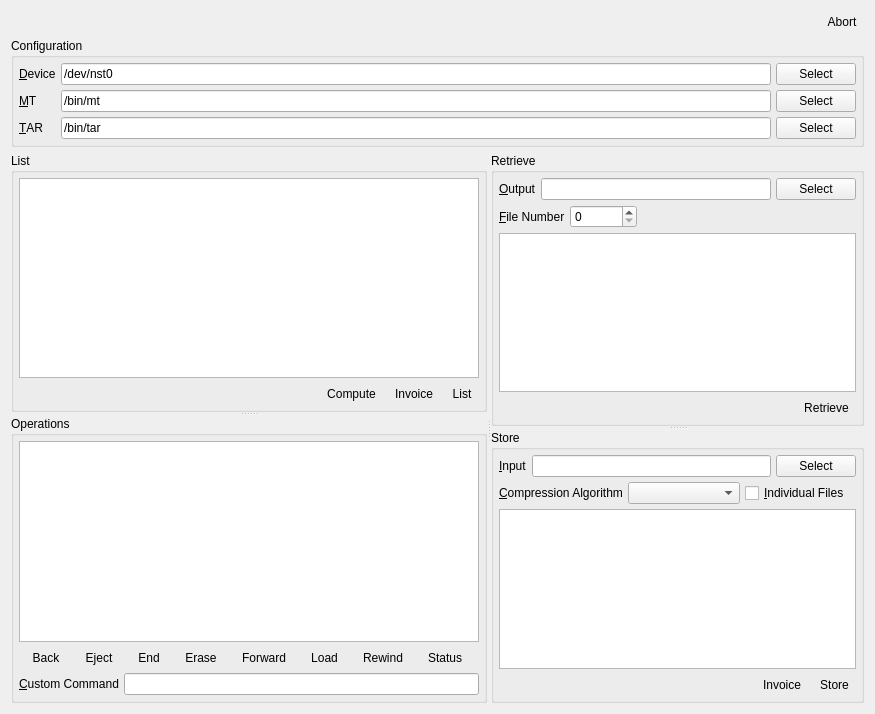
textbrowser/spinware, file UI/spinware_page.ui: the form before one commit.
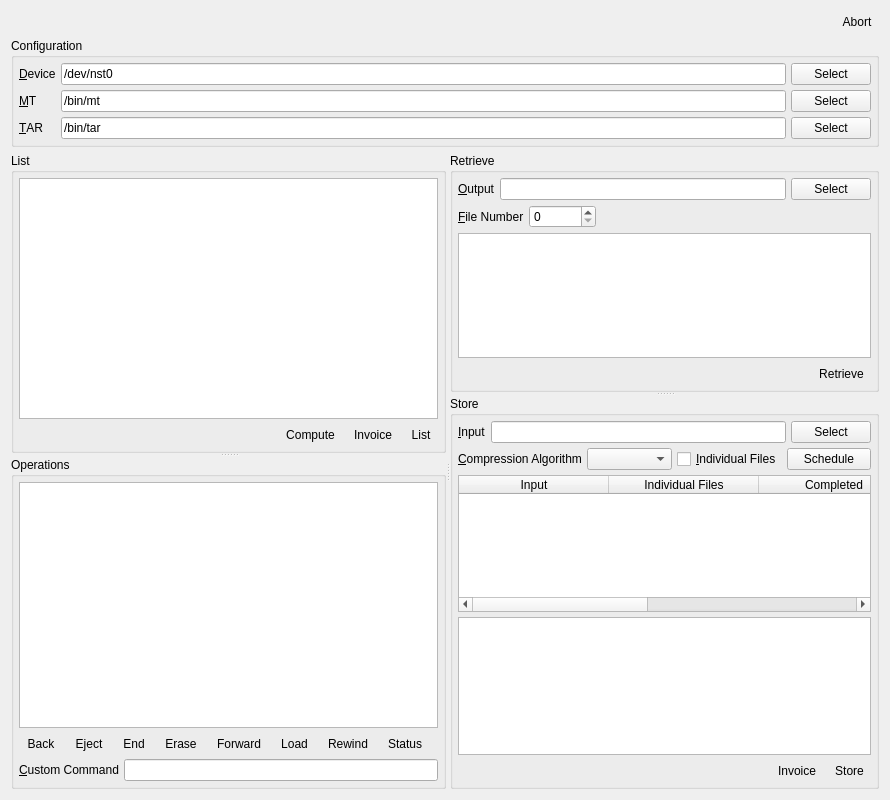
The form after the commit. Icons and pictures are not drawn.

Diff of the .ui file:
```diff
--- a/UI/spinware_page.ui
+++ b/UI/spinware_page.ui
@@ -6,8 +6,8 @@
    <rect>
     <x>0</x>
     <y>0</y>
-    <width>875</width>
-    <height>714</height>
+    <width>890</width>
+    <height>800</height>
    </rect>
   </property>
   <property name="windowTitle">
@@ -744,8 +744,64 @@
             </property>
            </widget>
           </item>
+          <item>
+           <widget class="QPushButton" name="schedule">
+            <property name="text">
+             <string>Schedule</string>
+            </property>
+           </widget>
+          </item>
          </layout>
         </item>
+        <item>
+         <widget class="QTableWidget" name="table">
+          <property name="selectionMode">
+           <enum>QAbstractItemView::SingleSelection</enum>
+          </property>
+          <property name="selectionBehavior">
+           <enum>QAbstractItemView::SelectRows</enum>
+          </property>
+          <property name="horizontalScrollMode">
+           <enum>QAbstractItemView::ScrollPerPixel</enum>
+          </property>
+          <attribute name="horizontalHeaderDefaultSectionSize">
+           <number>150</number>
+          </attribute>
+          <attribute name="horizontalHeaderStretchLastSection">
+           <bool>true</bool>
+          </attribute>
+          <column>
+           <property name="text">
+            <string>Input</string>
+           </property>
+          </column>
+          <column>
+           <property name="text">
+            <string>Individual Files</string>
+           </property>
+          </column>
+          <column>
+           <property name="text">
+            <string>Completed</string>
+           </property>
+          </column>
+          <column>
+           <property name="text">
+            <string>Device</string>
+           </property>
+          </column>
+          <column>
+           <property name="text">
+            <string>MT</string>
+           </property>
+          </column>
+          <column>
+           <property name="text">
+            <string>TAR</string>
+           </property>
+          </column>
+         </widget>
+        </item>
         <item>
          <widget class="QTextBrowser" name="store">
           <property name="font">
```
Left out of the diff: 37 changed lines with no effect on the pictures.
